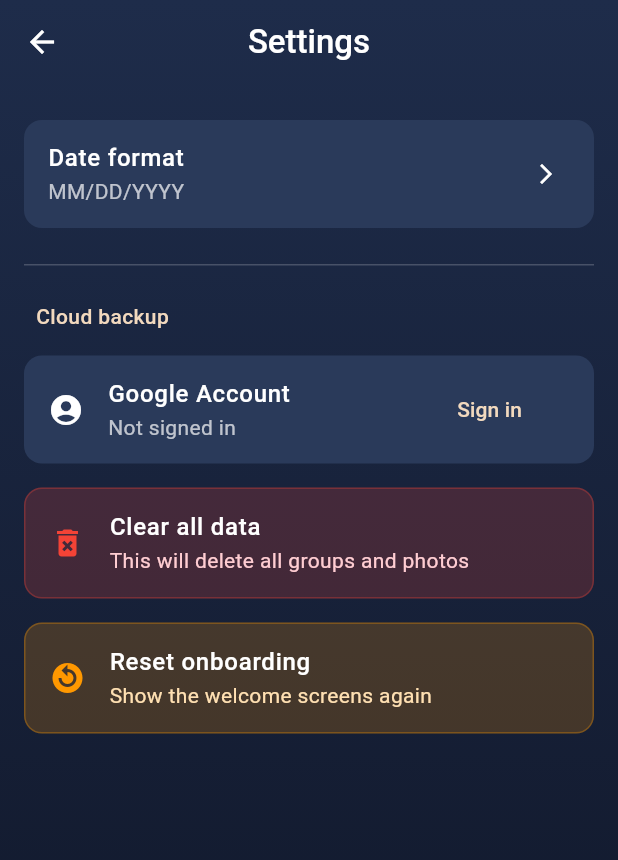
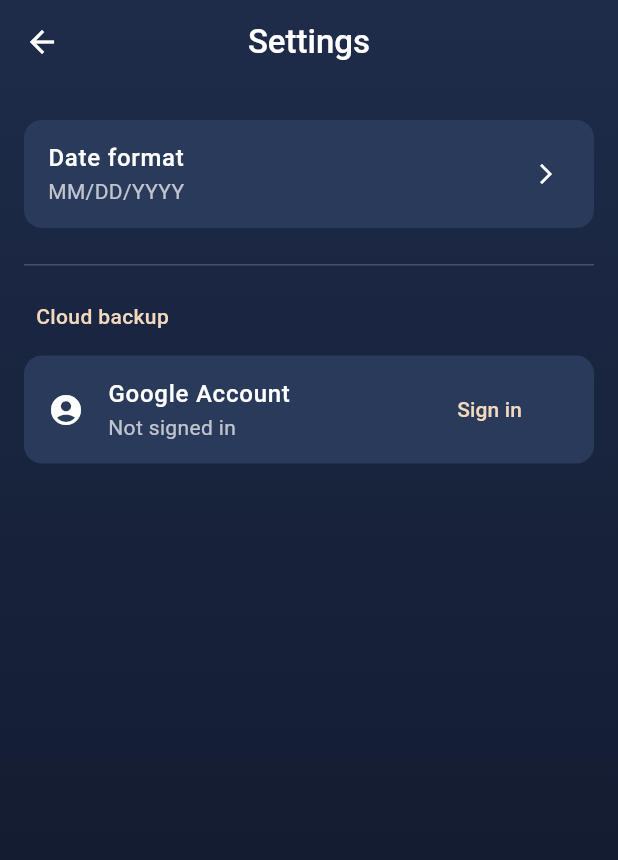
Before and after one commit to krishnaviraj/conference_photos, a Flutter app: the screen it shows after launch, after a tap on "Skip", after a tap on the "settings" icon, on a phone screen of 412 x 824 dp. Shown: the top 860 px of the screen. Run offline on Flutter 3.47's test engine with Material 3 defaults, Android fonts, the light colour scheme and no system bars; our stand-ins replace flutter_svg, google_sign_in, image_picker, permission_handler, shared_preferences; missing offline and left inert: googleapis.

Commit message:
onboarding tweaks

```diff
--- a/lib/screens/home_screen.dart
+++ b/lib/screens/home_screen.dart
@@ -361,26 +361,13 @@
                         style: const TextStyle(color: Colors.white),
                         autofocus: true,
                       )
-                    : Row(
-                        children: [
-                          Container(
-                            width: 40,
-                            height: 40,
-                            decoration: BoxDecoration(
-                              color: Colors.teal,
-                              shape: BoxShape.circle,
-                            ),
-                          ),
-                          const SizedBox(width: 12),
-                          const Text(
-                            'Talk to me',
-                            style: TextStyle(
-                              fontSize: 24,
-                              fontWeight: FontWeight.w500,
-                            ),
-                          ),
-                        ],
-                      ),
+                    : Align(
+  alignment: Alignment.centerLeft,
+  child: SvgPicture.asset(
+    'assets/logo/mosaic_logo.svg', // Use icon-only version
+    height: 40,
+  ),
+),
                 backgroundColor: Colors.transparent,
                 elevation: 0,
                 actions: [
--- a/lib/screens/onboarding_screen.dart
+++ b/lib/screens/onboarding_screen.dart
@@ -120,11 +120,34 @@
       ),
       child: Scaffold(
         backgroundColor: Colors.transparent,
-        appBar: AppBar(
-          backgroundColor: Colors.transparent,
-          elevation: 0,
-          actions: [
-            TextButton(
+       appBar: PreferredSize(
+  preferredSize: const Size.fromHeight(kToolbarHeight),
+  child: Padding(
+    padding: const EdgeInsets.only(top: 42.0, left: 16.0, right: 16.0),
+    child: Stack(
+      alignment: Alignment.center,
+      children: [
+        // Centered logo with additional padding to push it down
+        Positioned.fill(
+          child: Center(
+            child: Padding(
+              padding: const EdgeInsets.only(top: 6.0), // Small padding just for the logo
+              child: SvgPicture.asset(
+                'assets/logo/mosaic_logo.svg',
+                height: 48,
+                fit: BoxFit.contain,
+              ),
+            ),
+          ),
+        ),
+
+        // Skip button aligned to the right (unchanged)
+        Positioned(
+          right: 0,
+          top: 0,
+          bottom: 0,
+          child: Center(
+            child: TextButton(
               onPressed: _skipOnboarding,
               child: Text(
                 'Skip',
@@ -134,8 +157,12 @@
                 ),
               ),
             ),
-          ],
+          ),
         ),
+      ],
+    ),
+  ),
+),
         body: SafeArea(
           child: Column(
             children: [
@@ -163,11 +190,11 @@
         mainAxisAlignment: MainAxisAlignment.center,
         children: [
           const SizedBox(height: 20),
-          // Replace the static SVG with our animated widget
+          // Using our animated welcome widget here
           const AnimatedWelcomeWidget(),
           const SizedBox(height: 40),
           Text(
-            'Welcome to Talk to me',
+            'Welcome to Mosaic',
             style: Theme.of(context).textTheme.headlineMedium?.copyWith(
                   color: Colors.white,
                   fontWeight: FontWeight.w500,
--- a/lib/screens/settings_screen.dart
+++ b/lib/screens/settings_screen.dart
@@ -171,35 +171,35 @@
   });
 }
 
-Future<void> _resetOnboarding() async {
-  final confirmed = await showDialog<bool>(
-    context: context,
-    builder: (context) => ConfirmationDialog(
-      title: 'Reset onboarding',
-      message: 'This will show the welcome screens next time you restart the app.',
-      confirmLabel: 'Reset',
-      cancelLabel: 'Cancel',
-      onConfirm: () {
-        Navigator.of(context).pop(true);
-      },
-    ),
-  );
+// Future<void> _resetOnboarding() async {
+//   final confirmed = await showDialog<bool>(
+//     context: context,
+//     builder: (context) => ConfirmationDialog(
+//       title: 'Reset onboarding',
+//       message: 'This will show the welcome screens next time you restart the app.',
+//       confirmLabel: 'Reset',
+//       cancelLabel: 'Cancel',
+//       onConfirm: () {
+//         Navigator.of(context).pop(true);
+//       },
+//     ),
+//   );
 
-  if (confirmed != true) return;
+//   if (confirmed != true) return;
 
-  final prefs = await SharedPreferences.getInstance();
-  await prefs.setBool('onboarding_complete', false);
+//   final prefs = await SharedPreferences.getInstance();
+//   await prefs.setBool('onboarding_complete', false);
 
-  if (!mounted) return;
+//   if (!mounted) return;
 
-  // Show confirmation
-  ScaffoldMessenger.of(context).showSnackBar(
-    const SnackBar(
-      content: Text('Onboarding reset. Restart the app to see the welcome screens.'),
-      duration: Duration(seconds: 3),
-    ),
-  );
-}
+//   // Show confirmation
+//   ScaffoldMessenger.of(context).showSnackBar(
+//     const SnackBar(
+//       content: Text('Onboarding reset. Restart the app to see the welcome screens.'),
+//       duration: Duration(seconds: 3),
+//     ),
+//   );
+// }
 
   @override
   Widget build(BuildContext context) {
@@ -433,76 +433,6 @@
                       ],
                     ),
                   ),
-
-
-
-                // Clear All Data Option
-                Container(
-                  margin: const EdgeInsets.symmetric(horizontal: 16, vertical: 8),
-                  decoration: BoxDecoration(
-                    color: Colors.red.withOpacity(0.2),
-                    borderRadius: BorderRadius.circular(12),
-                    border: Border.all(
-                      color: Colors.red.withOpacity(0.3),
-                      width: 1,
-                    ),
-                  ),
-                  child: ListTile(
-                    leading: const Icon(
-                      Icons.delete_forever,
-                      color: Colors.red,
-                    ),
-                    title: const Text(
-                      'Clear all data',
-                      style: TextStyle(
-                        color: Colors.white,
-                        fontSize: 16,
-                        fontWeight: FontWeight.w500,
-                      ),
-                    ),
-                    subtitle: Text(
-                      'This will delete all groups and photos',
-                      style: TextStyle(
-                        color: Colors.red[100],
-                        fontSize: 14,
-                      ),
-                    ),
-                    onTap: _showClearDataConfirmation,
-                  ),
-                ),
-                Container(
-                  margin: const EdgeInsets.symmetric(horizontal: 16, vertical: 8),
-                  decoration: BoxDecoration(
-                    color: Colors.orange.withOpacity(0.2),
-                    borderRadius: BorderRadius.circular(12),
-                    border: Border.all(
-                      color: Colors.orange.withOpacity(0.3),
-                      width: 1,
-                    ),
-                  ),
-                  child: ListTile(
-                    leading: const Icon(
-                      Icons.replay_circle_filled,
-                      color: Colors.orange,
-                    ),
-                    title: const Text(
-                      'Reset onboarding',
-                      style: TextStyle(
-                        color: Colors.white,
-                        fontSize: 16,
-                        fontWeight: FontWeight.w500,
-                      ),
-                    ),
-                    subtitle: Text(
-                      'Show the welcome screens again',
-                      style: TextStyle(
-                        color: Colors.orange[100],
-                        fontSize: 14,
-                      ),
-                    ),
-                    onTap: _resetOnboarding,
-                  ),
-                ),
                 const SizedBox(height: 32),
               ],
             ),
@@ -595,55 +525,55 @@
     );
   }
 
-  void _showClearDataConfirmation() {
-    showDialog(
-      context: context,
-      builder: (context) => ConfirmationDialog(
-        title: 'Clear all data',
-        message: 'This will delete all groups and photos. This cannot be undone.',
-        confirmLabel: 'Clear all data',
-        cancelLabel: 'Cancel',
-        onConfirm: () async {
-          // Show loading indicator
-          showDialog(
-            context: context,
-            barrierDismissible: false,
-            builder: (BuildContext context) => const Center(
-              child: CircularProgressIndicator(),
-            ),
-          );
+  // void _showClearDataConfirmation() {
+  //   showDialog(
+  //     context: context,
+  //     builder: (context) => ConfirmationDialog(
+  //       title: 'Clear all data',
+  //       message: 'This will delete all groups and photos. This cannot be undone.',
+  //       confirmLabel: 'Clear all data',
+  //       cancelLabel: 'Cancel',
+  //       onConfirm: () async {
+  //         // Show loading indicator
+  //         showDialog(
+  //           context: context,
+  //           barrierDismissible: false,
+  //           builder: (BuildContext context) => const Center(
+  //             child: CircularProgressIndicator(),
+  //           ),
+  //         );
 
-          try {
-            await _storageService.clearAllData();
+  //         try {
+  //           await _storageService.clearAllData();
 
-            if (!mounted) return;
+  //           if (!mounted) return;
 
-            // Close loading dialog
-            Navigator.pop(context);
+  //           // Close loading dialog
+  //           Navigator.pop(context);
 
-            // Show success message
-            ScaffoldMessenger.of(context).showSnackBar(
-              const SnackBar(
-                content: Text('All data has been cleared'),
-                duration: Duration(seconds: 2),
-              ),
-            );
-          } catch (e) {
-            if (!mounted) return;
+  //           // Show success message
+  //           ScaffoldMessenger.of(context).showSnackBar(
+  //             const SnackBar(
+  //               content: Text('All data has been cleared'),
+  //               duration: Duration(seconds: 2),
+  //             ),
+  //           );
+  //         } catch (e) {
+  //           if (!mounted) return;
 
-            // Close loading dialog
-            Navigator.pop(context);
+  //           // Close loading dialog
+  //           Navigator.pop(context);
 
-            // Show error message
-            ScaffoldMessenger.of(context).showSnackBar(
-              SnackBar(
-                content: Text('Failed to clear data: ${e.toString()}'),
-                duration: const Duration(seconds: 3),
-              ),
-            );
-          }
-        },
-      ),
-    );
-  }
+  //           // Show error message
+  //           ScaffoldMessenger.of(context).showSnackBar(
+  //             SnackBar(
+  //               content: Text('Failed to clear data: ${e.toString()}'),
+  //               duration: const Duration(seconds: 3),
+  //             ),
+  //           );
+  //         }
+  //       },
+  //     ),
+  //   );
+  // }
 }
--- a/pubspec.yaml
+++ b/pubspec.yaml
@@ -73,6 +73,7 @@
   # The following line loads our assets
   assets:
   - assets/images/
+  - assets/logo/
 
   # An image asset can refer to one or more resolution-specific "variants", see
   # https://flutter.dev/to/resolution-aware-images
```
Also changed, not shown: lib/widgets/talk_menu.dart (+9 -23 lines), assets/logo/mosaic_icon.svg (added), assets/logo/mosaic_logo.svg (added), 4 other files.
